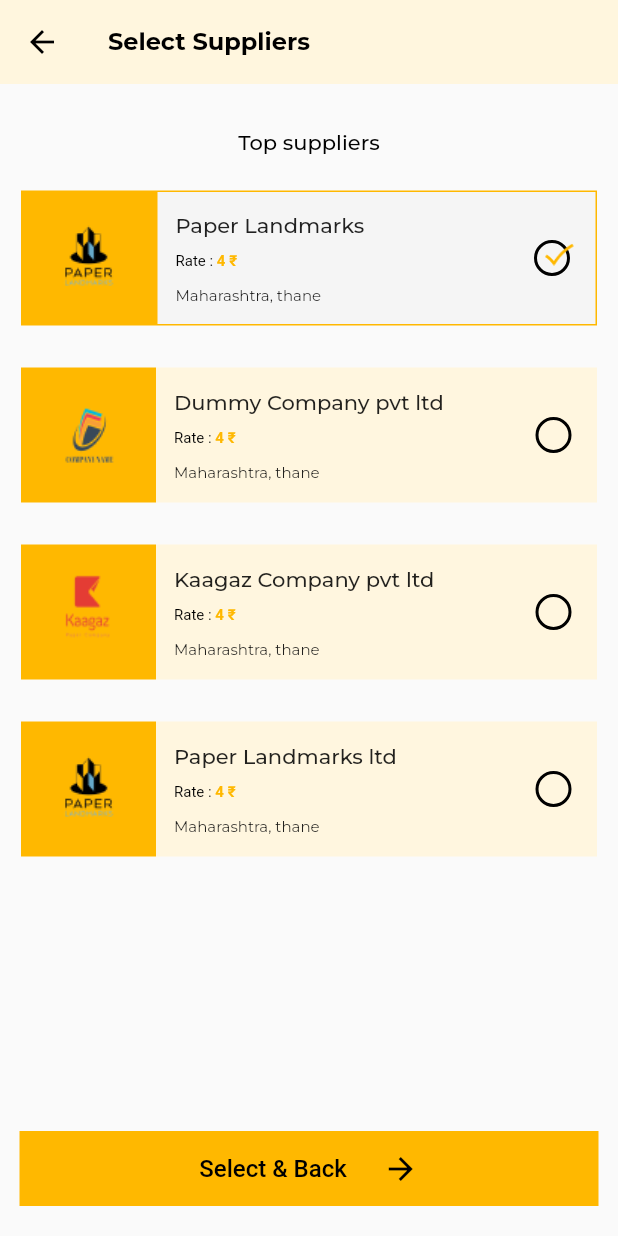
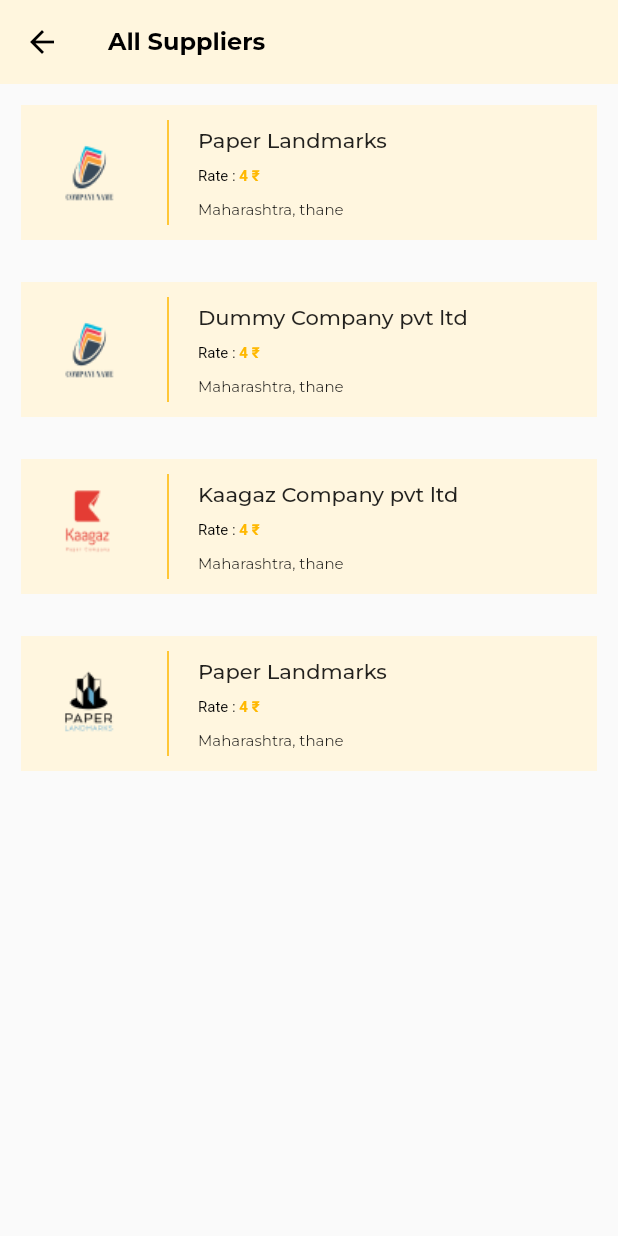
Before and after one commit to pushkar-appdid/ariespaper, a Flutter app: the home screen opened directly, in the side drawer, after a tap on "All Suppliers", on a phone screen of 412 x 824 dp. Run offline on Flutter 3.47's test engine with Material 2 defaults, Android fonts, the phone set to English and light mode, and no system bars; our stand-ins replace carousel_indicator, carousel_slider, google_fonts, pin_code_fields.

Commit message:
notification & suppliers done

```diff
--- /dev/null
+++ b/lib/Views/allsupplier.dart
@@ -0,0 +1,346 @@
+import 'package:ariespaper/Views/newhomepage.dart';
+import 'package:flutter/material.dart';
+import 'package:google_fonts/google_fonts.dart';
+
+class allsupply extends StatefulWidget {
+  const allsupply({super.key});
+
+  @override
+  State<allsupply> createState() => _allsupplyState();
+}
+
+class _allsupplyState extends State<allsupply> {
+  @override
+  Widget build(BuildContext context) {
+    return Scaffold(
+      appBar: AppBar(
+        elevation: 0,
+        backgroundColor: Color(0xFFFFF6DE),
+        leading: Icon(
+          Icons.arrow_back,
+          color: Colors.black,
+        ),
+        title: Text(
+          'All Suppliers',
+          style: GoogleFonts.montserrat(
+              color: Colors.black, fontSize: 16, fontWeight: FontWeight.bold),
+        ),
+      ),
+      body: Container(
+        height: MediaQuery.of(context).size.height,
+        child: Column(
+          children: [
+            Padding(
+              padding: const EdgeInsets.all(14.0),
+              child: Container(
+                color: Color(0xFFFFF6DF),
+                height: 90,
+                child: Row(
+                  children: [
+                    Image.asset(
+                      'assets/home2.png',
+                      height: 90,
+                      width: 90,
+                    ),
+                    VerticalDivider(
+                      color: Color(0xFFFFB800),
+                      endIndent: 10,
+                      indent: 10,
+                      thickness: 1,
+                    ),
+                    Expanded(
+                      child: Container(
+                          decoration: BoxDecoration(
+                            color: Color(0xFFFFF6DF),
+                          ),
+                          child: Padding(
+                            padding: const EdgeInsets.all(12.0),
+                            child: Row(
+                              mainAxisAlignment: MainAxisAlignment.spaceBetween,
+                              children: [
+                                Column(
+                                  mainAxisAlignment: MainAxisAlignment.center,
+                                  crossAxisAlignment: CrossAxisAlignment.start,
+                                  children: [
+                                    Text(
+                                      'Paper Landmarks',
+                                      style: GoogleFonts.montserrat(
+                                          fontWeight: FontWeight.w500),
+                                    ),
+                                    SizedBox(
+                                      height: 10,
+                                    ),
+                                    RichText(
+                                      text: TextSpan(
+                                        text: 'Rate : ',
+                                        style: TextStyle(
+                                          fontSize: 10,
+                                          color: Colors.black,
+                                        ),
+                                        children: <TextSpan>[
+                                          TextSpan(
+                                            text: '4 ₹',
+                                            style: TextStyle(
+                                              fontSize: 10,
+                                              fontWeight: FontWeight.bold,
+                                              color: Color(0xFFFFB800),
+                                            ),
+                                          ),
+                                        ],
+                                      ),
+                                    ),
+                                    SizedBox(
+                                      height: 10,
+                                    ),
+                                    Text(
+                                      'Maharashtra, thane ',
+                                      style:
+                                          GoogleFonts.montserrat(fontSize: 10),
+                                    )
+                                  ],
+                                ),
+                              ],
+                            ),
+                          )),
+                    )
+                  ],
+                ),
+              ),
+            ),
+            Padding(
+              padding: const EdgeInsets.all(14.0),
+              child: Container(
+                color: Color(0xFFFFF6DF),
+                height: 90,
+                child: Row(
+                  children: [
+                    Image.asset(
+                      'assets/home2.png',
+                      height: 90,
+                      width: 90,
+                    ),
+                    VerticalDivider(
+                      color: Color(0xFFFFB800),
+                      endIndent: 10,
+                      indent: 10,
+                      thickness: 1,
+                    ),
+                    Expanded(
+                      child: Container(
+                          decoration: BoxDecoration(
+                            color: Color(0xFFFFF6DF),
+                          ),
+                          child: Padding(
+                            padding: const EdgeInsets.all(12.0),
+                            child: Row(
+                              mainAxisAlignment: MainAxisAlignment.spaceBetween,
+                              children: [
+                                Column(
+                                  mainAxisAlignment: MainAxisAlignment.center,
+                                  crossAxisAlignment: CrossAxisAlignment.start,
+                                  children: [
+                                    Text(
+                                      'Dummy Company pvt ltd',
+                                      style: GoogleFonts.montserrat(
+                                          fontWeight: FontWeight.w500),
+                                    ),
+                                    SizedBox(
+                                      height: 10,
+                                    ),
+                                    RichText(
+                                      text: TextSpan(
+                                        text: 'Rate : ',
+                                        style: TextStyle(
+                                          fontSize: 10,
+                                          color: Colors.black,
+                                        ),
+                                        children: <TextSpan>[
+                                          TextSpan(
+                                            text: '4 ₹',
+                                            style: TextStyle(
+                                              fontSize: 10,
+                                              fontWeight: FontWeight.bold,
+                                              color: Color(0xFFFFB800),
+                                            ),
+                                          ),
+                                        ],
+                                      ),
+                                    ),
+                                    SizedBox(
+                                      height: 10,
+                                    ),
+                                    Text(
+                                      'Maharashtra, thane ',
+                                      style:
+                                          GoogleFonts.montserrat(fontSize: 10),
+                                    )
+                                  ],
+                                ),
+                              ],
+                            ),
+                          )),
+                    )
+                  ],
+                ),
+              ),
+            ),
+            Padding(
+              padding: const EdgeInsets.all(14.0),
+              child: Container(
+                color: Color(0xFFFFF6DF),
+                height: 90,
+                child: Row(
+                  children: [
+                    Image.asset(
+                      'assets/home3.png',
+                      height: 90,
+                      width: 90,
+                    ),
+                    VerticalDivider(
+                      color: Color(0xFFFFB800),
+                      endIndent: 10,
+                      indent: 10,
+                      thickness: 1,
+                    ),
+                    Expanded(
+                      child: Container(
+                          decoration: BoxDecoration(
+                            color: Color(0xFFFFF6DF),
+                          ),
+                          child: Padding(
+                            padding: const EdgeInsets.all(12.0),
+                            child: Row(
+                              mainAxisAlignment: MainAxisAlignment.spaceBetween,
+                              children: [
+                                Column(
+                                  mainAxisAlignment: MainAxisAlignment.center,
+                                  crossAxisAlignment: CrossAxisAlignment.start,
+                                  children: [
+                                    Text(
+                                      'Kaagaz Company pvt ltd',
+                                      style: GoogleFonts.montserrat(
+                                          fontWeight: FontWeight.w500),
+                                    ),
+                                    SizedBox(
+                                      height: 10,
+                                    ),
+                                    RichText(
+                                      text: TextSpan(
+                                        text: 'Rate : ',
+                                        style: TextStyle(
+                                          fontSize: 10,
+                                          color: Colors.black,
+                                        ),
+                                        children: <TextSpan>[
+                                          TextSpan(
+                                            text: '4 ₹',
+                                            style: TextStyle(
+                                              fontSize: 10,
+                                              fontWeight: FontWeight.bold,
+                                              color: Color(0xFFFFB800),
+                                            ),
+                                          ),
+                                        ],
+                                      ),
+                                    ),
+                                    SizedBox(
+                                      height: 10,
+                                    ),
+                                    Text(
+                                      'Maharashtra, thane ',
+                                      style:
+                                          GoogleFonts.montserrat(fontSize: 10),
+                                    )
+                                  ],
+                                ),
+                              ],
+                            ),
+                          )),
+                    )
+                  ],
+                ),
+              ),
+            ),
+            Padding(
+              padding: const EdgeInsets.all(14.0),
+              child: Container(
+                color: Color(0xFFFFF6DF),
+                height: 90,
+                child: Row(
+                  children: [
+                    Image.asset(
+                      'assets/home1.png',
+                      height: 90,
+                      width: 90,
+                    ),
+                    VerticalDivider(
+                      color: Color(0xFFFFB800),
+                      endIndent: 10,
+                      indent: 10,
+                      thickness: 1,
+                    ),
+                    Expanded(
+                      child: Container(
+                          decoration: BoxDecoration(
+                            color: Color(0xFFFFF6DF),
+                          ),
+                          child: Padding(
+                            padding: const EdgeInsets.all(12.0),
+                            child: Row(
+                              mainAxisAlignment: MainAxisAlignment.spaceBetween,
+                              children: [
+                                Column(
+                                  mainAxisAlignment: MainAxisAlignment.center,
+                                  crossAxisAlignment: CrossAxisAlignment.start,
+                                  children: [
+                                    Text(
+                                      'Paper Landmarks',
+                                      style: GoogleFonts.montserrat(
+                                          fontWeight: FontWeight.w500),
+                                    ),
+                                    SizedBox(
+                                      height: 10,
+                                    ),
+                                    RichText(
+                                      text: TextSpan(
+                                        text: 'Rate : ',
+                                        style: TextStyle(
+                                          fontSize: 10,
+                                          color: Colors.black,
+                                        ),
+                                        children: <TextSpan>[
+                                          TextSpan(
+                                            text: '4 ₹',
+                                            style: TextStyle(
+                                              fontSize: 10,
+                                              fontWeight: FontWeight.bold,
+                                              color: Color(0xFFFFB800),
+                                            ),
+                                          ),
+                                        ],
+                                      ),
+                                    ),
+                                    SizedBox(
+                                      height: 10,
+                                    ),
+                                    Text(
+                                      'Maharashtra, thane ',
+                                      style:
+                                          GoogleFonts.montserrat(fontSize: 10),
+                                    )
+                                  ],
+                                ),
+                              ],
+                            ),
+                          )),
+                    )
+                  ],
+                ),
+              ),
+            ),
+          ],
+        ),
+      ),
+    );
+  }
+}
--- a/lib/Views/homepage.dart
+++ b/lib/Views/homepage.dart
@@ -1,5 +1,7 @@
 import 'package:ariespaper/Views/aboutUs.dart';
+import 'package:ariespaper/Views/allsupplier.dart';
 import 'package:ariespaper/Views/more.dart';
+import 'package:ariespaper/Views/notification.dart';
 import 'package:ariespaper/Views/signup.dart';
 import 'package:ariespaper/Views/supplier.dart';
 import 'package:carousel_slider/carousel_slider.dart';
@@ -118,7 +120,7 @@ class _homeState extends State<home> {
                       Navigator.push(
                           context,
                           MaterialPageRoute(
-                            builder: (context) => supply(),
+                            builder: (context) => allsupply(),
                           ));
                     },
                     dense: true,
@@ -197,7 +199,15 @@ class _homeState extends State<home> {
           style: GoogleFonts.montserrat(color: Colors.black, fontSize: 16),
         ),
         centerTitle: true,
-        actions: [Image.asset('assets/bell.png')],
+        actions: [
+          GestureDetector(
+              onTap: () => Navigator.push(
+                  context,
+                  MaterialPageRoute(
+                    builder: (context) => notification(),
+                  )),
+              child: Image.asset('assets/bell.png'))
+        ],
       ),
       body: _widgetOptions[_selectedIndex],
       bottomNavigationBar: BottomNavigationBar(
--- /dev/null
+++ b/lib/Views/notification.dart
@@ -0,0 +1,84 @@
+import 'package:flutter/material.dart';
+import 'package:google_fonts/google_fonts.dart';
+
+class notification extends StatefulWidget {
+  const notification({super.key});
+
+  @override
+  State<notification> createState() => _notificationState();
+}
+
+class _notificationState extends State<notification> {
+  @override
+  Widget build(BuildContext context) {
+    return Scaffold(
+      appBar: AppBar(
+        elevation: 0,
+        backgroundColor: Color(0xFFFFF6DE),
+        leading: Icon(
+          Icons.arrow_back,
+          color: Colors.black,
+        ),
+        title: Text(
+          'Notification',
+          style: GoogleFonts.montserrat(
+              color: Colors.black, fontSize: 16, fontWeight: FontWeight.bold),
+        ),
+      ),
+      body: ListView.builder(
+        shrinkWrap: true,
+        itemCount: 3,
+        itemBuilder: (context, index) {
+          return Container(
+            margin: EdgeInsets.all(12),
+            padding: EdgeInsets.all(16),
+            color: Color(0xFFFFB800),
+            child: Column(
+              crossAxisAlignment: CrossAxisAlignment.start,
+              children: [
+                Row(
+                  mainAxisAlignment: MainAxisAlignment.spaceBetween,
+                  children: [
+                    SizedBox(
+                      width: 160,
+                      child: Text(
+                        'Kaagaz Company pvt ltd',
+                        style: Theme.of(context).textTheme.labelLarge!.copyWith(
+                            fontSize: 16, fontWeight: FontWeight.w500),
+                      ),
+                    ),
+                    Row(
+                      children: [
+                        Image.asset('assets/clock.png'),
+                        SizedBox(
+                          width: 5,
+                        ),
+                        Text(
+                          '21 Feb 2024',
+                          style: Theme.of(context)
+                              .textTheme
+                              .labelSmall!
+                              .copyWith(fontSize: 10),
+                        )
+                      ],
+                    )
+                  ],
+                ),
+                SizedBox(
+                  height: 8,
+                ),
+                Text(
+                  'Lorem Ipsum is simply dummy text of the printing and typesetting industry.',
+                  style: Theme.of(context)
+                      .textTheme
+                      .labelSmall!
+                      .copyWith(fontSize: 12),
+                )
+              ],
+            ),
+          );
+        },
+      ),
+    );
+  }
+}
```
Also changed, not shown: assets/clock.png (added).
